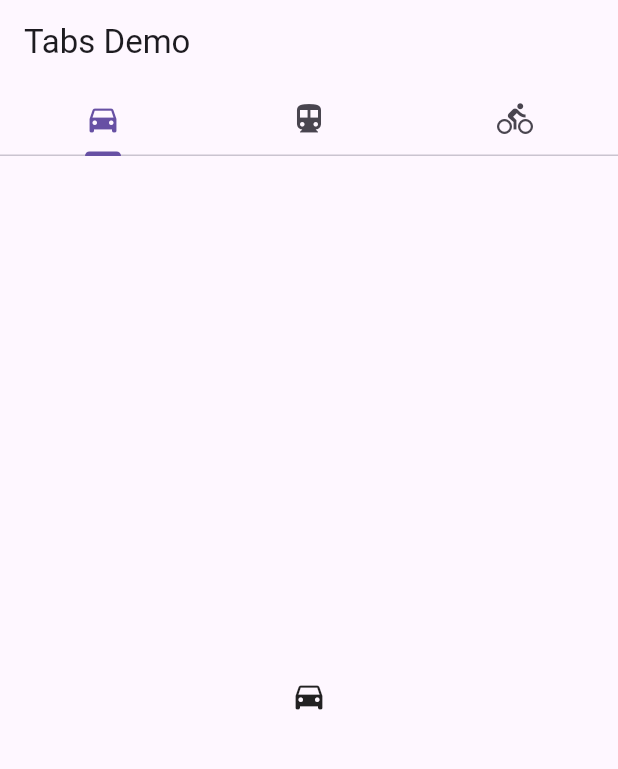
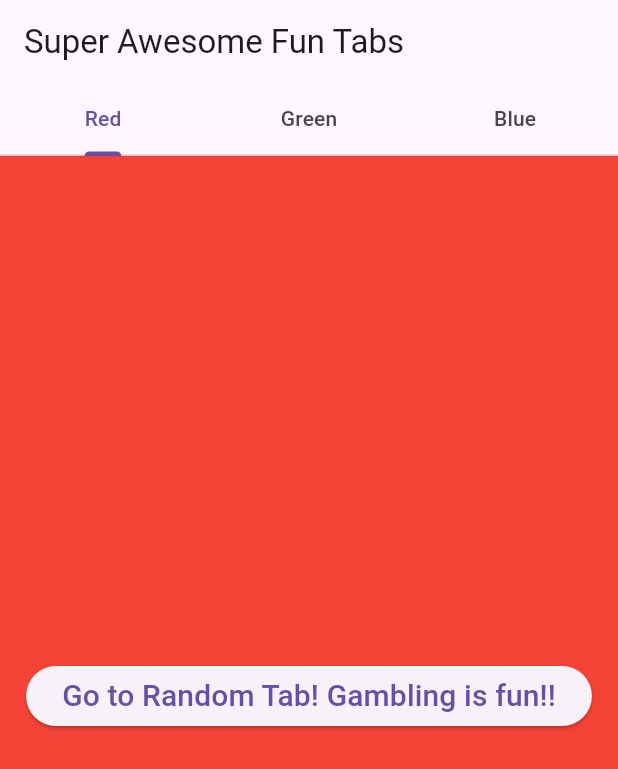
Before and after one commit to BryceWiddoss/dartHeart, a Flutter app: the screen it shows after launch, on a phone screen of 412 x 824 dp. Shown: the top 769 px of the screen. Run offline on Flutter 3.47's test engine with Material 3 defaults, Android fonts, the phone set to English and light mode, and no system bars.

Commit message:
color tabs implimentation

```diff
--- a/my_app/lib/main.dart
+++ b/my_app/lib/main.dart
@@ -1,33 +1,35 @@
+import 'dart:math';
 import 'package:flutter/material.dart';
 
 void main() {
-  runApp(const TabBarDemo());
+  runApp(const SimpleTabsApp());
 }
 
-class TabBarDemo extends StatelessWidget {
-  const TabBarDemo({super.key});
+class SimpleTabsApp extends StatelessWidget {
+  const SimpleTabsApp({super.key});
 
   @override
   Widget build(BuildContext context) {
     return MaterialApp(
-      home: DefaultTabController(
-        length: 3,
+      home: DefaultTabController( // DefaultTabController - works by creating a TabController and making it available to its children.
+                                  // Takes a names ‘length’ parameter which determines the number of tabs
+        length: 3, // 3 tabs total. Length determines tab number.
         child: Scaffold(
           appBar: AppBar(
-            bottom: const TabBar(
+            title: const Text('Super Awesome Fun Tabs'),
+            bottom: const TabBar( // Used to name the tabs. Should have the same number of named tabs as defined by DefaultTabController.
               tabs: [
-                Tab(icon: Icon(Icons.directions_car)),
-                Tab(icon: Icon(Icons.directions_transit)),
-                Tab(icon: Icon(Icons.directions_bike)),
+                Tab(text: 'Red'),
+                Tab(text: 'Green'),
+                Tab(text: 'Blue'),
               ],
             ),
-            title: const Text('Tabs Demo'),
           ),
-          body: const TabBarView(
+          body: TabBarView( // stores the actual content of your tabs. It works by taking in a list of widgets corresponding in number to length, which is the number of tabs.
             children: [
-              Icon(Icons.directions_car),
-              Icon(Icons.directions_transit),
-              Icon(Icons.directions_bike),
+              const RedTab(),
+              const ColoredBox(color: Colors.green),
+              const ColoredBox(color: Colors.blue),
             ],
           ),
         ),
@@ -35,3 +37,29 @@ class TabBarDemo extends StatelessWidget {
     );
   }
 }
+
+class RedTab extends StatelessWidget {
+  const RedTab({super.key});
+
+  @override
+  Widget build(BuildContext context) {
+    final TabController controller = DefaultTabController.of(context);
+
+    return Container(
+      color: Colors.red,
+      child: Center(
+        child: ElevatedButton(
+          onPressed: () {
+            // Pick either tab 1 (Green) or 2 (Blue)
+            int randomTab = Random().nextBool() ? 1 : 2;
+            controller.animateTo(randomTab); // animateTo function works on one tab and directs the user to another tab
+          },
+          child: const Text(
+            'Go to Random Tab! Gambling is fun!!',
+            style: TextStyle(fontSize: 20),
+          ),
+        ),
+      ),
+    );
+  }
+}
```
Also changed, not shown: 1 other file.
